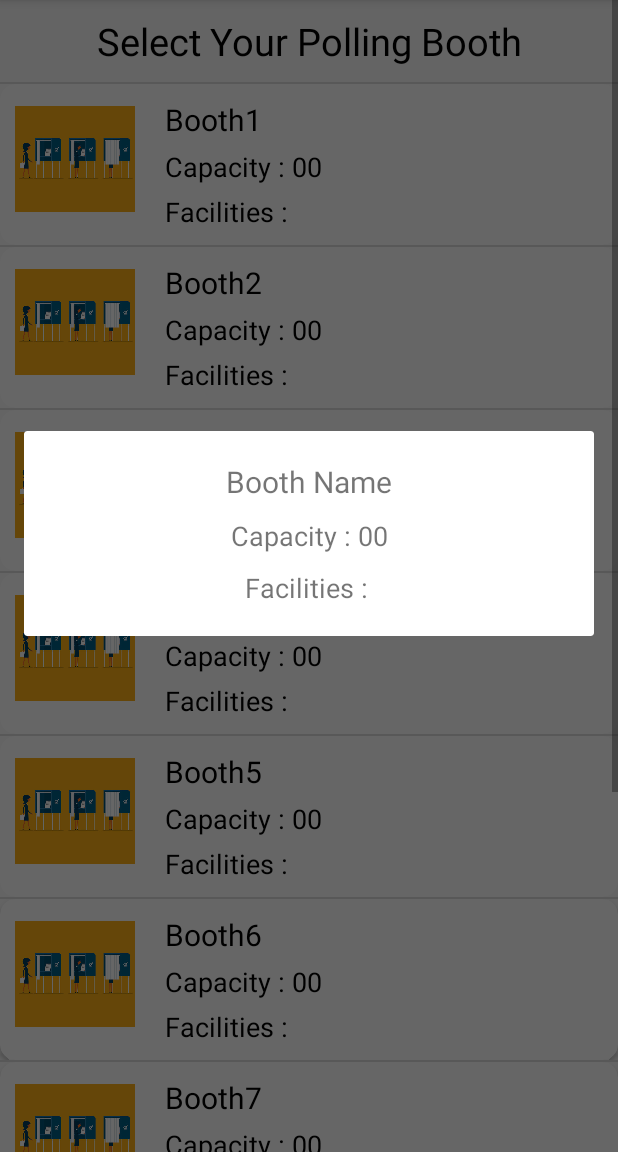
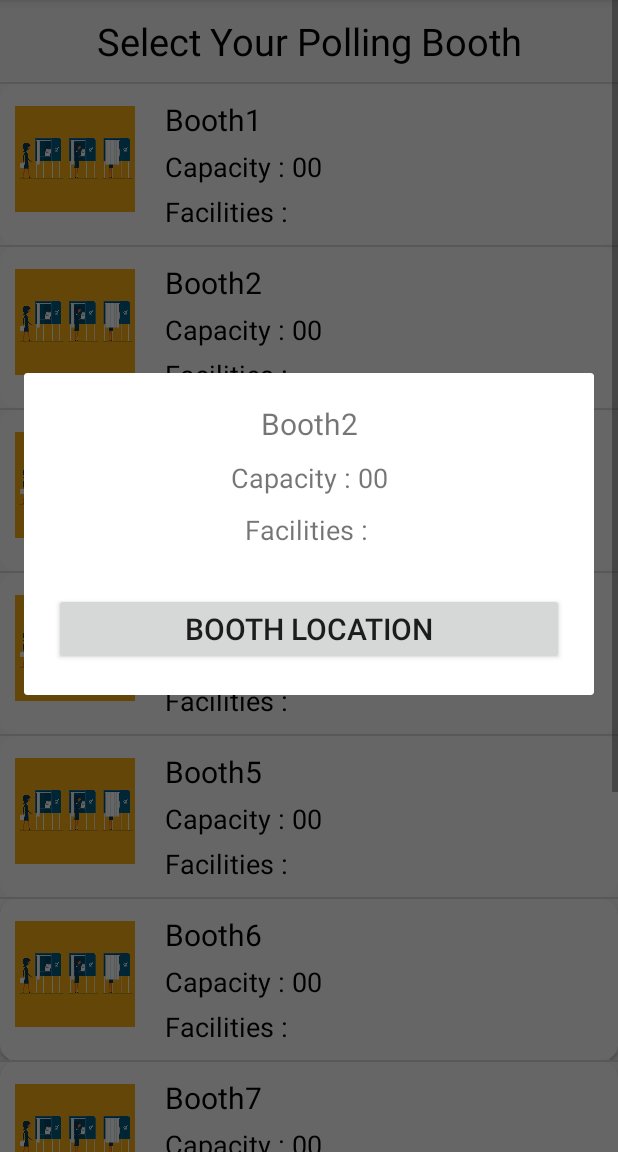
Before and after one commit to TegVeer/webview, an Android app: the BoothListActivity screen opened directly, with no data from a screen before it, after a tap on "Booth1", on a phone screen of 412 x 824 dp, the part 84-1236 px from its top. Run offline under Robolectric (Android 15) with nearby library versions, the phone set to English and light mode, and no system bars.

Commit message:
third commit (with working alert dialogue)

```diff
--- a/app/src/main/java/com/lequtera/bms/webview/BoothListActivity.java
+++ b/app/src/main/java/com/lequtera/bms/webview/BoothListActivity.java
@@ -16,7 +16,7 @@ import org.w3c.dom.Text;
 
 public class BoothListActivity extends AppCompatActivity {
     private String[] boothNames = {"Booth1", "Booth2", "Booth3", "Booth4", "Booth5", "Booth6", "Booth7", "Booth8", "Booth9", "Booth10", "Booth11"};
-    private String[] boothCoordingate = {"geo:19.076,72.8777","geo:19.076,72.8777","geo:19.076,72.8777","geo:19.076,72.8777","geo:19.076,72.8777","geo:19.076,72.8777","geo:19.076,72.8777","geo:19.076,72.8777","geo:19.076,72.8777","geo:19.076,72.8777","geo:19.076,72.8777"};
+    private String[] boothCoordinates = {"geo:19.076,72.8777?z=21","geo:19.076,72.8777","geo:19.076,72.8777","geo:19.076,72.8777","geo:19.076,72.8777","geo:19.076,72.8777","geo:19.076,72.8777","geo:19.076,72.8777","geo:19.076,72.8777","geo:19.076,72.8777","geo:19.076,72.8777"};
     private int[] boothImages={R.drawable.booth,R.drawable.booth,R.drawable.booth,R.drawable.booth,R.drawable.booth,R.drawable.booth,R.drawable.booth,R.drawable.booth,R.drawable.booth,R.drawable.booth,R.drawable.booth};
     private ListView listView;
     @Override
@@ -30,7 +30,11 @@ public class BoothListActivity extends AppCompatActivity {
             @Override
             public void onItemClick(AdapterView<?> parent, View view, int position, long id) {
             CustomDialogue customDialogue = new CustomDialogue();
-            customDialogue.show(getSupportFragmentManager(),"Custom Dialogue");
+            Bundle bundle = new Bundle();
+            bundle.putString("Name",boothNames[position]);
+            bundle.putString("Location",boothCoordinates[position]);
+            customDialogue.setArguments(bundle);
+            customDialogue.show((BoothListActivity.this).getSupportFragmentManager(),"Custom Dialogue");
 
             }
         });
--- a/app/src/main/java/com/lequtera/bms/webview/CustomDialogue.java
+++ b/app/src/main/java/com/lequtera/bms/webview/CustomDialogue.java
@@ -2,25 +2,48 @@ package com.lequtera.bms.webview;
 
 import android.app.AlertDialog;
 import android.app.Dialog;
+import android.content.DialogInterface;
+import android.content.Intent;
+import android.net.Uri;
 import android.os.Bundle;
+import android.support.v4.app.DialogFragment;
 import android.support.v7.app.AppCompatDialogFragment;
 import android.view.LayoutInflater;
 import android.view.View;
+import android.widget.Button;
 import android.widget.TextView;
 
 import org.w3c.dom.Text;
 
-public class CustomDialogue extends AppCompatDialogFragment {
-    public TextView name,capacity,facility;
+public class CustomDialogue extends DialogFragment {
+    private TextView name,capacity,facility;
+    private Button location;
     @Override
     public Dialog onCreateDialog(Bundle savedInstanceState) {
-        AlertDialog.Builder builder = new AlertDialog.Builder(getActivity());
         LayoutInflater inflater = getActivity().getLayoutInflater();
         View view = inflater.inflate(R.layout.custom_dialogue_layout,null);
+        name = (TextView) view.findViewById(R.id.customDialogueBoothName);
+        capacity = (TextView)view.findViewById(R.id.customDialogueBoothCapacity);
+        facility = (TextView)view.findViewById(R.id.customDialogueBoothFacility);
+        location = (Button) view.findViewById(R.id.customDialogueBoothLocation);
+
+        Bundle bundle = getArguments();
+        String nameString = bundle.getString("Name");
+        final String locationString = bundle.getString("Location");
+
+        name.setText(nameString);
+        location.setOnClickListener(new View.OnClickListener() {
+            @Override
+            public void onClick(View v) {
+                Intent mapIntent = new Intent(Intent.ACTION_VIEW);
+                mapIntent.setData(Uri.parse(locationString));
+                Intent mapChooser = Intent.createChooser(mapIntent,"Launch Maps");
+                startActivity(mapChooser);
+            }
+        });
+        final AlertDialog.Builder builder = new AlertDialog.Builder(getActivity());
+
         builder.setView(view);
-        name = view.findViewById(R.id.customDialogueBoothName);
-        capacity = view.findViewById(R.id.customDialogueBoothCapacity);
-        facility = view.findViewById(R.id.customDialogueBoothFacility);
         return builder.create();
     }
 
--- a/app/src/main/res/layout/custom_dialogue_layout.xml
+++ b/app/src/main/res/layout/custom_dialogue_layout.xml
@@ -36,5 +36,15 @@
         android:layout_marginLeft="20dp"
         android:layout_marginRight="20dp"
         android:layout_marginBottom="20dp"/>
-
+    <Button
+        android:id="@+id/customDialogueBoothLocation"
+        android:layout_width="match_parent"
+        android:layout_height="wrap_content"
+        android:text="Booth Location"
+        android:textSize="20sp"
+        android:layout_marginTop="10dp"
+        android:layout_marginBottom="20dp"
+        android:layout_marginLeft="20dp"
+        android:layout_marginRight="20dp"
+        android:layout_below="@+id/customDialogueBoothFacility"/>
 </RelativeLayout>
```
